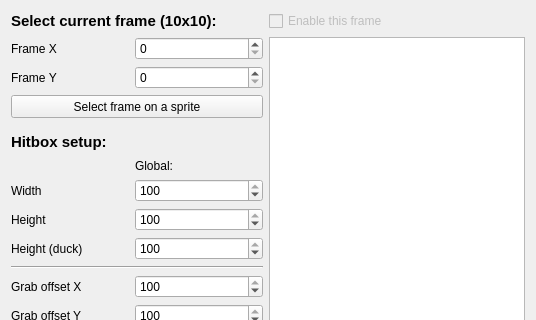
The window that PlayableCalibrator/calibrationmain.ui (WohlSoft/Moondust-Project) describes before a commit, drawn with Qt 5; both pictures show x 0 to 536 and y 0 to 320 of the 536 by 673 pixel window.
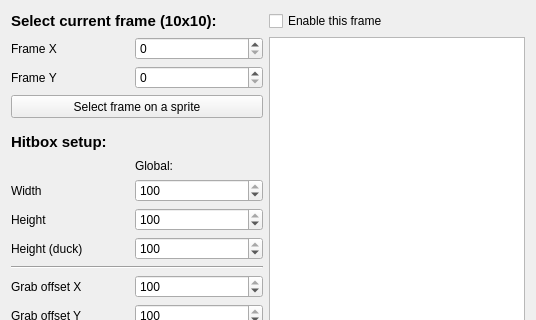
The same window after the commit. Icons and pictures are not drawn.

Commit message:
Calibrator: Auto-enable frame on any setup modification
To avoid the human factor that makes some frames be missing up

Patch:
```diff
--- a/PlayableCalibrator/calibrationmain.ui
+++ b/PlayableCalibrator/calibrationmain.ui
@@ -143,7 +143,7 @@
    <item row="0" column="3" colspan="2">
     <widget class="QCheckBox" name="EnableFrame">
      <property name="enabled">
-      <bool>false</bool>
+      <bool>true</bool>
      </property>
      <property name="minimumSize">
       <size>
```
The commit also changes 2 other files.
